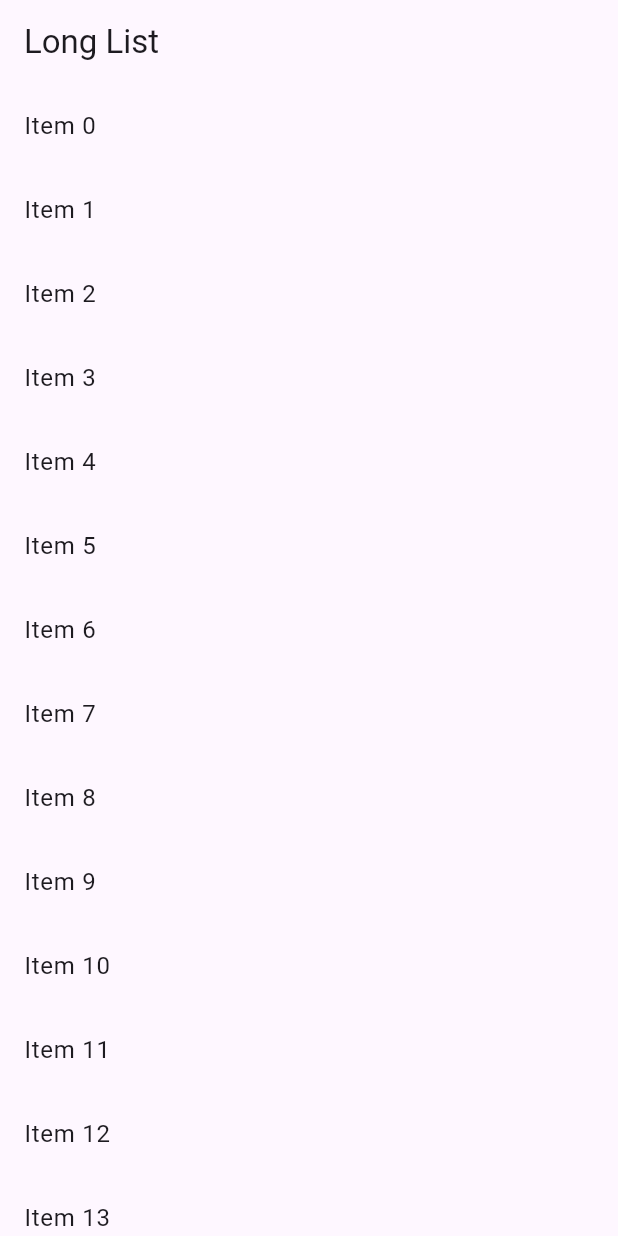
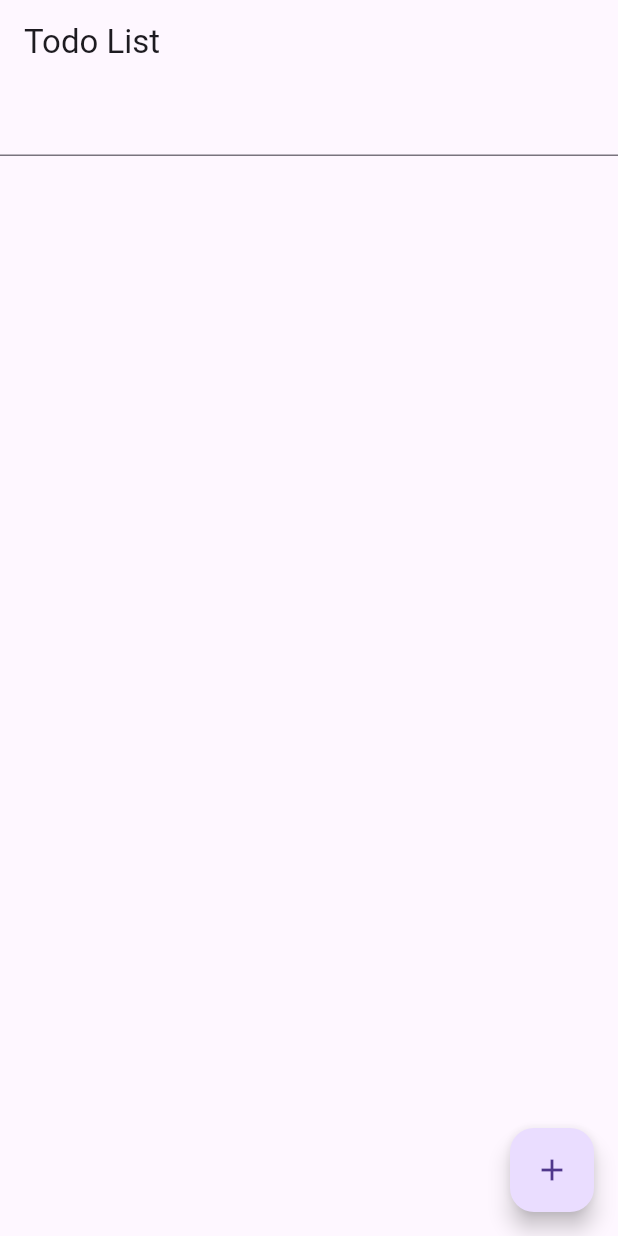
Before and after one commit to qwq140/flutter-test-sample, a Flutter app: the screen it shows after launch, on a phone screen of 412 x 824 dp. Run offline on Flutter 3.47's test engine with Material 3 defaults, Android fonts, the phone set to English and light mode, and no system bars.

Commit message:
widget test(tap, drag, text input)

```diff
--- a/lib/main.dart
+++ b/lib/main.dart
@@ -3,6 +3,7 @@ import 'package:flutter_unit_test_sample/album_screen.dart';
 import 'package:flutter_unit_test_sample/counter_screen.dart';
 import 'package:flutter_unit_test_sample/home_screen.dart';
 import 'package:flutter_unit_test_sample/scroll_screen.dart';
+import 'package:flutter_unit_test_sample/todo_list_screen.dart';
 
 void main() {
   runApp(const MyApp());
@@ -18,10 +19,11 @@ class MyApp extends StatelessWidget {
       // home: CounterPage(),
       // home: AlbumScreen(),
       // home: HomeScreen(title: 'title', message: 'message')
-      home: ScrollScreen(
-        items: List.generate(10000, (index) => 'Item $index'),
-        title: 'Long List',
-      ),
+      // home: ScrollScreen(
+      //   items: List.generate(10000, (index) => 'Item $index'),
+      //   title: 'Long List',
+      // ),
+      home: TodoListScreen(),
     );
   }
 }
--- /dev/null
+++ b/lib/todo_list_screen.dart
@@ -0,0 +1,55 @@
+import 'package:flutter/material.dart';
+
+class TodoListScreen extends StatefulWidget {
+  const TodoListScreen({super.key});
+
+  @override
+  State<TodoListScreen> createState() => _TodoListScreenState();
+}
+
+class _TodoListScreenState extends State<TodoListScreen> {
+  final todos = <String>[];
+  final controller = TextEditingController();
+
+  @override
+  Widget build(BuildContext context) {
+    return Scaffold(
+      appBar: AppBar(
+        title: const Text('Todo List'),
+      ),
+      body: Column(
+        children: [
+          TextField(controller: controller),
+          Expanded(
+            child: ListView.builder(
+              itemCount: todos.length,
+              itemBuilder: (context, index) {
+                final todo = todos[index];
+
+                return Dismissible(
+                  key: Key('$todo$index'),
+                  onDismissed: (direction) => todos.removeAt(index),
+                  background: Container(
+                    color: Colors.red,
+                  ),
+                  child: ListTile(
+                    title: Text(todo),
+                  ),
+                );
+              },
+            ),
+          ),
+        ],
+      ),
+      floatingActionButton: FloatingActionButton(
+        onPressed: () {
+          setState(() {
+            todos.add(controller.text);
+            controller.clear();
+          });
+        },
+        child: const Icon(Icons.add),
+      ),
+    );
+  }
+}
```
Also changed, not shown: 1 other file.
